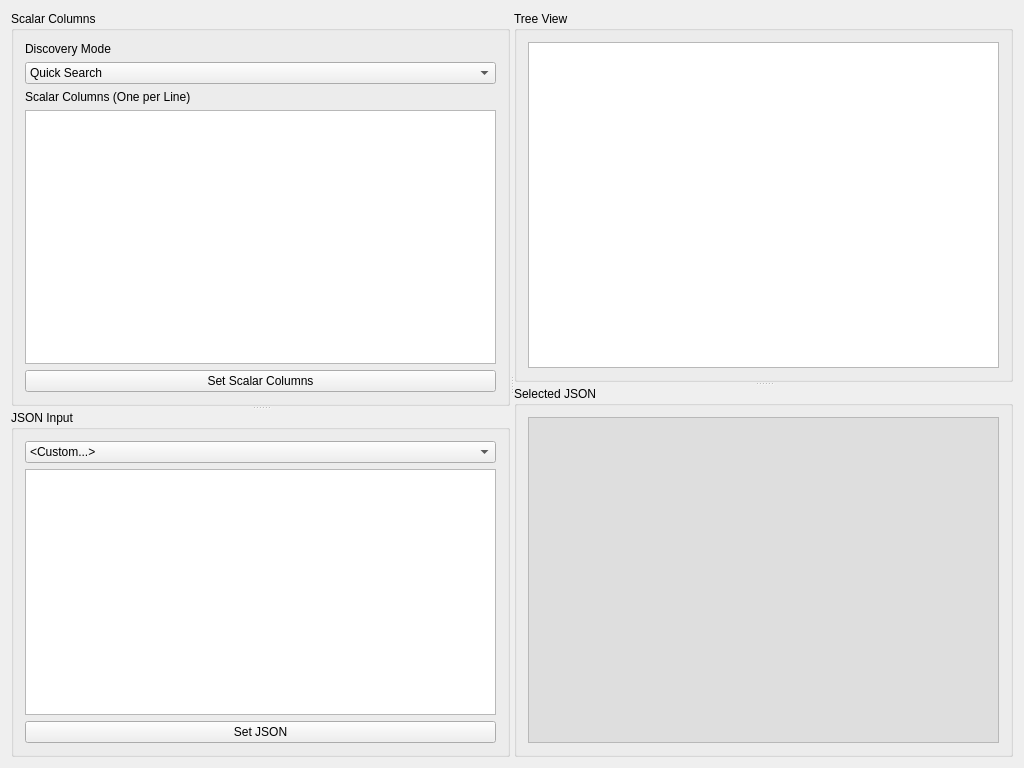
First picture: the form in examples/jsonwidget.ui, repository JKSH/QtDataTreeModels, before the edit.
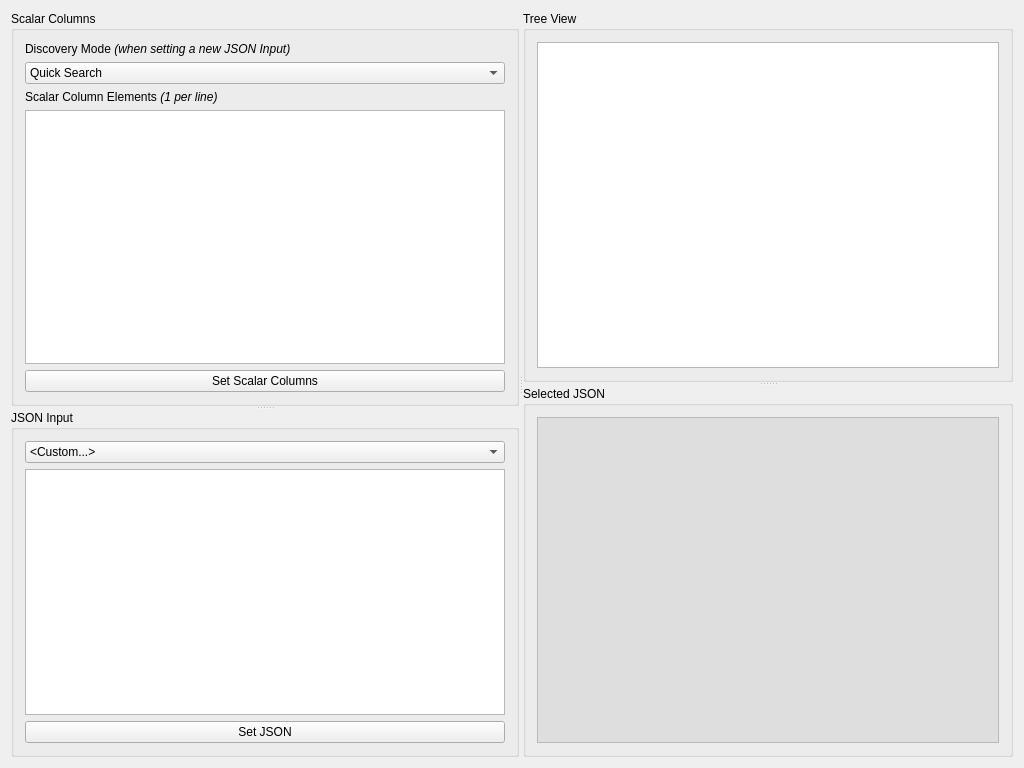
Second picture: the form after the edit.

Commit message: Example: Clarify labels

```diff
--- a/examples/jsonwidget.ui
+++ b/examples/jsonwidget.ui
@@ -34,7 +34,7 @@
         <item>
          <widget class="QLabel" name="lb_discoveryMode">
           <property name="text">
-           <string>Discovery Mode</string>
+           <string>Discovery Mode &lt;em&gt;(when setting a new JSON Input)&lt;/em&gt;</string>
           </property>
          </widget>
         </item>
@@ -63,7 +63,7 @@
         <item>
          <widget class="QLabel" name="lb_scalarColumns">
           <property name="text">
-           <string>Scalar Columns (One per Line)</string>
+           <string>Scalar Column Elements &lt;em&gt;(1 per line)&lt;/em&gt;</string>
           </property>
          </widget>
         </item>
```
